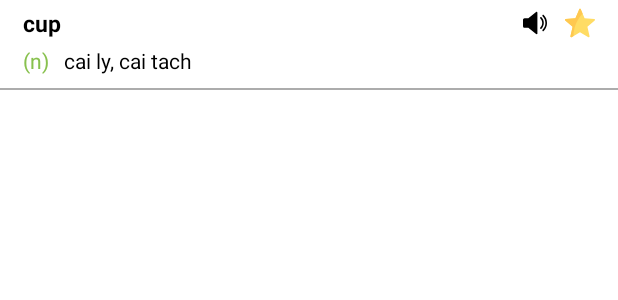
After one commit to tinvongoc54/HackNao, an Android app: the layout item_favourite.xml on its own in the app's theme, with its tools: preview values and no code run, on a phone screen of 412 x 824 dp. The commit adds this screen. Shown: the top 300 px of the screen. Run offline under Robolectric (Android 15) with nearby library versions, the phone set to English and light mode, and no system bars; network calls fail.

Commit message:
implement favourite screen

```diff
--- a/app/src/main/AndroidManifest.xml
+++ b/app/src/main/AndroidManifest.xml
@@ -21,7 +21,7 @@
         android:theme="@style/AppTheme"
         tools:targetApi="m">
         <activity android:name="com.app.hack_brain.ui.splash.SplashActivity">
-            <intent-filter>a
+            <intent-filter>
                 <action android:name="android.intent.action.MAIN" />
 
                 <category android:name="android.intent.category.LAUNCHER" />
--- a/app/src/main/java/com/app/hack_brain/di/ViewModelModule.kt
+++ b/app/src/main/java/com/app/hack_brain/di/ViewModelModule.kt
@@ -3,6 +3,7 @@ package com.app.hack_brain.di
 import com.app.hack_brain.ui.check.CheckFragViewModel
 import com.app.hack_brain.ui.check.eng_vie.CheckEngVieFragViewModel
 import com.app.hack_brain.ui.check.vie_eng.CheckVieEngFragViewModel
+import com.app.hack_brain.ui.favourite.FavouriteFragViewModel
 import com.app.hack_brain.ui.home.HomeFragViewModel
 import com.app.hack_brain.ui.home.HomeViewModel
 import com.app.hack_brain.ui.irregular.IrregularFragViewModel
@@ -29,4 +30,5 @@ val viewModelModule = module {
     viewModel<TranslateFragViewModel>()
     viewModel<CheckEngVieFragViewModel>()
     viewModel<CheckVieEngFragViewModel>()
+    viewModel<FavouriteFragViewModel>()
 }
--- a/app/src/main/java/com/app/hack_brain/model/uimodel/Unit.kt
+++ b/app/src/main/java/com/app/hack_brain/model/uimodel/Unit.kt
@@ -5,11 +5,11 @@ import kotlinx.android.parcel.Parcelize
 
 @Parcelize
 data class Unit(
-    val unit: String,
+    val unit: String = "",
     val engViePercent: Float = 0f,
     val vieEngPercent: Float = 0f,
     val soundPercent: Float = 0f,
-    val words: List<Word>
+    val words: List<Word> = listOf()
 ): Parcelable {
     fun checkDisable() = engViePercent > 50 && vieEngPercent > 50 && soundPercent > 50
 }
--- /dev/null
+++ b/app/src/main/java/com/app/hack_brain/ui/favourite/FavouriteFragViewModel.kt
@@ -0,0 +1,6 @@
+package com.app.hack_brain.ui.favourite
+
+import com.app.hack_brain.common.base.BaseViewModel
+
+class FavouriteFragViewModel : BaseViewModel() {
+}
--- a/app/src/main/java/com/app/hack_brain/ui/home/HomeActivity.kt
+++ b/app/src/main/java/com/app/hack_brain/ui/home/HomeActivity.kt
@@ -72,6 +72,10 @@ class HomeActivity : BaseActivity<HomeViewModel, ActivityHomeBinding>(HomeViewMo
                         ivBack.show()
                         tvTitle.text = getString(R.string.text_irregular)
                     }
+                    R.id.favouriteFragment -> {
+                        ivBack.show()
+                        tvTitle.text = getString(R.string.text_favourite)
+                    }
                     else -> {
                         ivBack.gone()
                         tvTitle.text = ""
--- /dev/null
+++ b/app/src/main/res/drawable/background_blue_button_selector.xml
@@ -0,0 +1,5 @@
+<?xml version="1.0" encoding="utf-8"?>
+<selector xmlns:android="http://schemas.android.com/apk/res/android">
+    <item android:drawable="@drawable/background_dark_blue_button" android:state_pressed="false"/>
+    <item android:drawable="@drawable/background_light_blue_button" android:state_pressed="true" />
+</selector>
--- /dev/null
+++ b/app/src/main/res/drawable/background_dark_blue_button.xml
@@ -0,0 +1,5 @@
+<?xml version="1.0" encoding="utf-8"?>
+<shape xmlns:android="http://schemas.android.com/apk/res/android">
+    <solid android:color="@color/colorPrimaryDark"/>
+    <corners android:radius="@dimen/dp_10"/>
+</shape>
--- /dev/null
+++ b/app/src/main/res/drawable/background_light_blue_button.xml
@@ -0,0 +1,5 @@
+<?xml version="1.0" encoding="utf-8"?>
+<shape xmlns:android="http://schemas.android.com/apk/res/android">
+    <solid android:color="@color/colorPrimaryLight"/>
+    <corners android:radius="@dimen/dp_10"/>
+</shape>
--- /dev/null
+++ b/app/src/main/res/drawable/ic_star.xml
@@ -0,0 +1,12 @@
+<vector xmlns:android="http://schemas.android.com/apk/res/android"
+    android:width="512.001dp"
+    android:height="512.001dp"
+    android:viewportWidth="512.001"
+    android:viewportHeight="512.001">
+  <path
+      android:pathData="M499.92,188.26l-165.839,-15.381L268.205,19.91c-4.612,-10.711 -19.799,-10.711 -24.411,0l-65.875,152.97L12.08,188.26c-11.612,1.077 -16.305,15.52 -7.544,23.216l125.126,109.922L93.044,483.874c-2.564,11.376 9.722,20.302 19.749,14.348L256,413.188l143.207,85.034c10.027,5.954 22.314,-2.972 19.75,-14.348l-36.619,-162.476l125.126,-109.922C516.225,203.78 511.532,189.337 499.92,188.26z"
+      android:fillColor="#FFDC64"/>
+  <path
+      android:pathData="M268.205,19.91c-4.612,-10.711 -19.799,-10.711 -24.411,0l-65.875,152.97L12.08,188.26c-11.612,1.077 -16.305,15.52 -7.544,23.216l125.126,109.922L93.044,483.874c-2.564,11.376 9.722,20.302 19.749,14.348l31.963,-18.979c4.424,-182.101 89.034,-310.338 156.022,-383.697L268.205,19.91z"
+      android:fillColor="#FFC850"/>
+</vector>
--- a/app/src/main/res/layout/activity_home.xml
+++ b/app/src/main/res/layout/activity_home.xml
@@ -30,7 +30,7 @@
                     android:layout_height="@dimen/dp_30"
                     android:layout_alignParentStart="true"
                     android:padding="@dimen/dp_6"
-                    android:src="@drawable/ic_close"
+                    android:src="@drawable/ic_back"
                     android:visibility="gone" />
 
                 <androidx.appcompat.widget.AppCompatTextView
@@ -39,7 +39,7 @@
                     android:layout_height="wrap_content"
                     android:layout_centerInParent="true"
                     android:text="Title"
-                    android:textColor="@color/colorAccent"
+                    android:textColor="@color/colorPrimaryDark"
                     android:textSize="@dimen/sp_16"
                     android:textStyle="bold" />
 
--- /dev/null
+++ b/app/src/main/res/layout/item_favourite.xml
@@ -0,0 +1,76 @@
+<?xml version="1.0" encoding="utf-8"?>
+<androidx.constraintlayout.widget.ConstraintLayout xmlns:android="http://schemas.android.com/apk/res/android"
+    xmlns:app="http://schemas.android.com/apk/res-auto"
+    android:layout_width="match_parent"
+    android:layout_height="@dimen/dp_60">
+
+    <androidx.appcompat.widget.AppCompatTextView
+        android:id="@+id/tvWord"
+        android:layout_width="wrap_content"
+        android:layout_height="wrap_content"
+        android:layout_marginStart="@dimen/dp_15"
+        android:text="cup"
+        android:textColor="@color/black"
+        android:textSize="@dimen/sp_15"
+        android:textStyle="bold"
+        app:layout_constraintBottom_toTopOf="@+id/tvType"
+        app:layout_constraintStart_toStartOf="parent"
+        app:layout_constraintTop_toTopOf="parent" />
+
+    <androidx.appcompat.widget.AppCompatTextView
+        android:id="@+id/tvType"
+        android:layout_width="wrap_content"
+        android:layout_height="wrap_content"
+        android:layout_marginBottom="@dimen/dp_5"
+        android:text="(n)"
+        android:textColor="@color/green_text"
+        android:textSize="@dimen/sp_14"
+        app:layout_constraintBottom_toBottomOf="parent"
+        app:layout_constraintStart_toStartOf="@+id/tvWord"
+        app:layout_constraintTop_toBottomOf="@+id/tvWord" />
+
+    <androidx.appcompat.widget.AppCompatTextView
+        android:id="@+id/tvMeanings"
+        android:layout_width="0dp"
+        android:layout_height="wrap_content"
+        android:layout_marginStart="@dimen/dp_10"
+        android:layout_marginEnd="@dimen/dp_15"
+        android:ellipsize="end"
+        android:singleLine="true"
+        android:text="cai ly, cai tach"
+        android:textColor="@color/black"
+        android:textSize="@dimen/sp_14"
+        app:layout_constraintBottom_toBottomOf="@+id/tvType"
+        app:layout_constraintEnd_toEndOf="parent"
+        app:layout_constraintStart_toEndOf="@+id/tvType"
+        app:layout_constraintTop_toTopOf="@+id/tvType" />
+
+    <androidx.appcompat.widget.AppCompatImageView
+        android:id="@+id/ivAudio"
+        android:layout_width="@dimen/dp_20"
+        android:layout_height="@dimen/dp_20"
+        android:layout_marginEnd="@dimen/dp_10"
+        android:padding="@dimen/dp_2"
+        android:src="@drawable/ic_sound"
+        app:layout_constraintBottom_toBottomOf="@id/tvWord"
+        app:layout_constraintEnd_toStartOf="@+id/ivFavourite"
+        app:layout_constraintTop_toTopOf="@+id/tvWord" />
+
+    <androidx.appcompat.widget.AppCompatImageView
+        android:id="@+id/ivFavourite"
+        android:layout_width="@dimen/dp_20"
+        android:layout_height="@dimen/dp_20"
+        android:layout_marginEnd="@dimen/dp_15"
+        android:src="@drawable/ic_star"
+        app:layout_constraintBottom_toBottomOf="@id/tvWord"
+        app:layout_constraintEnd_toEndOf="parent"
+        app:layout_constraintTop_toTopOf="@+id/tvWord" />
+
+    <View
+        android:layout_width="match_parent"
+        android:layout_height="@dimen/dp_1"
+        android:background="@color/gray_black"
+        app:layout_constraintBottom_toBottomOf="parent"
+        app:layout_constraintStart_toStartOf="parent" />
+
+</androidx.constraintlayout.widget.ConstraintLayout>
--- a/app/src/main/res/values/colors.xml
+++ b/app/src/main/res/values/colors.xml
@@ -1,7 +1,8 @@
 <?xml version="1.0" encoding="utf-8"?>
 <resources>
     <color name="colorPrimary">#008DC0</color>
-    <color name="colorPrimaryDark">#3700B3</color>
+    <color name="colorPrimaryDark">#202751</color>
+    <color name="colorPrimaryLight">#343C6A</color>
     <color name="colorAccent">#3AD4D7</color>
 
     <color name="dim_gray_opacity_40">#4D717171</color>
```
Also changed, not shown: app/src/main/java/com/app/hack_brain/ui/favourite/FavouriteAdapter.kt (added, +35 -0 lines), app/src/main/java/com/app/hack_brain/ui/favourite/FavouriteFragment.kt (added, +73 -0 lines), app/src/main/res/drawable/ic_back.xml (+6 -6 lines), app/src/main/res/layout/fragment_favourite.xml (added, +31 -0 lines), app/src/main/res/navigation/home_graph.xml (+16 -1 lines).
